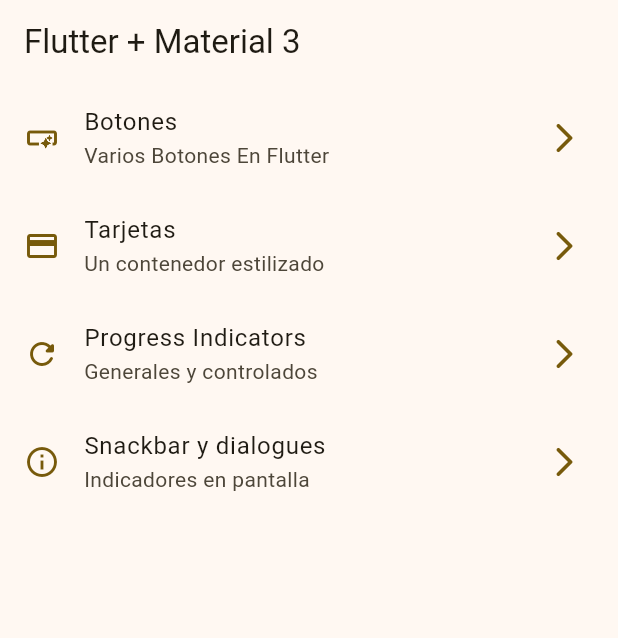
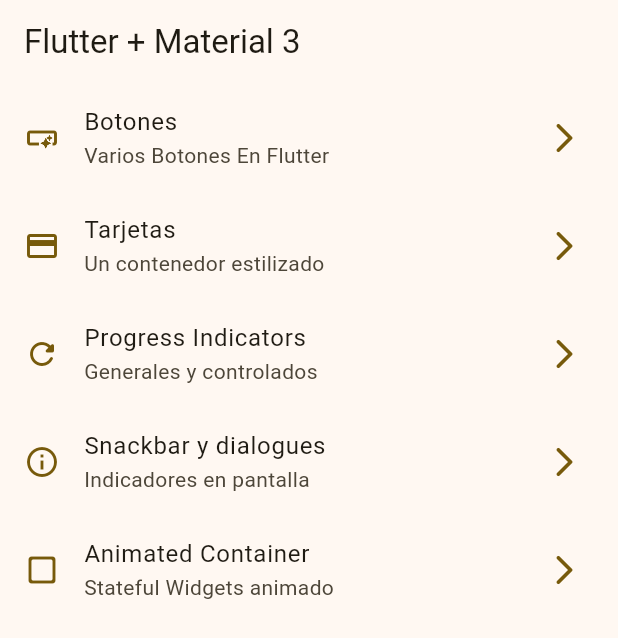
Before and after one commit to Keb-Manuel/widgets_app, a Flutter app: the screen it shows after launch, on a phone screen of 412 x 824 dp. Shown: the top 638 px of the screen. Run offline on Flutter 3.47's test engine with Material 3 defaults, Android fonts, the phone set to English and light mode, and no system bars; our stand-ins replace go_router.

Commit message:
animated container terminado

```diff
--- a/lib/config/menu/menu_items.dart
+++ b/lib/config/menu/menu_items.dart
@@ -1,16 +1,16 @@
 import 'package:flutter/material.dart';
+
 class MenuItem {
   final String title;
   final String subTitle;
   final String link;
   final IconData icon;
 
-  const MenuItem({
-    required this.title,
+  const MenuItem(
+      {required this.title,
       required this.subTitle,
       required this.link,
-    required this.icon
-    });
+      required this.icon});
 }
 
 const appMenuItems = <MenuItem>[
@@ -38,4 +38,10 @@ const appMenuItems = <MenuItem>[
     link: '/snackbar',
     icon: Icons.info_outline,
   ),
+  MenuItem(
+    title: 'Animated Container',
+    subTitle: 'Stateful Widgets animado',
+    link: '/animated',
+    icon: Icons.check_box_outline_blank_rounded,
+  ),
 ];
--- a/lib/config/router/app_router.dart
+++ b/lib/config/router/app_router.dart
@@ -27,4 +27,9 @@ final appRouter = GoRouter(initialLocation: '/', routes: [
     name: SnackbarScreen.name,
     builder: (context, state) => const SnackbarScreen(),
   ),
+  GoRoute(
+    path: '/animated',
+    name: AnimatedScreen.name,
+    builder: (context, state) => const AnimatedScreen(),
+  ),
 ]);
--- a/lib/presentation/screens/screens.dart
+++ b/lib/presentation/screens/screens.dart
@@ -1,11 +1,9 @@
-
-
 //ctrl+} es para comentar una linea
 //ctrl+d es para buscar una variable revisar todas
 //ctrl+shift+alt para comentar /**/ se selecciona primero que
 //ctrl+shift+l para un mismo variable
 export 'package:widgets_app/presentation/screens/animated/animated_screen.dart';
-export 'package:widgets_app/presentation/screens/app-tutoriaal/app_tutorial_screen.dart';
+export 'package:widgets_app/presentation/screens/app-tutorial/app_tutorial_screen.dart';
 export 'package:widgets_app/presentation/screens/buttons/buttons_screen.dart';
 export 'package:widgets_app/presentation/screens/cards/cards_screen.dart';
 export 'package:widgets_app/presentation/screens/home/home_screen.dart';
```
Also changed, not shown: lib/presentation/screens/animated/animated_screen.dart (+50 -2 lines), lib/presentation/screens/app-tutorial/app_tutorial_screen.dart (renamed from lib/presentation/screens/app-tutoriaal/app_tutorial_screen.dart). Lines whose indentation alone changed are shown as unchanged.
